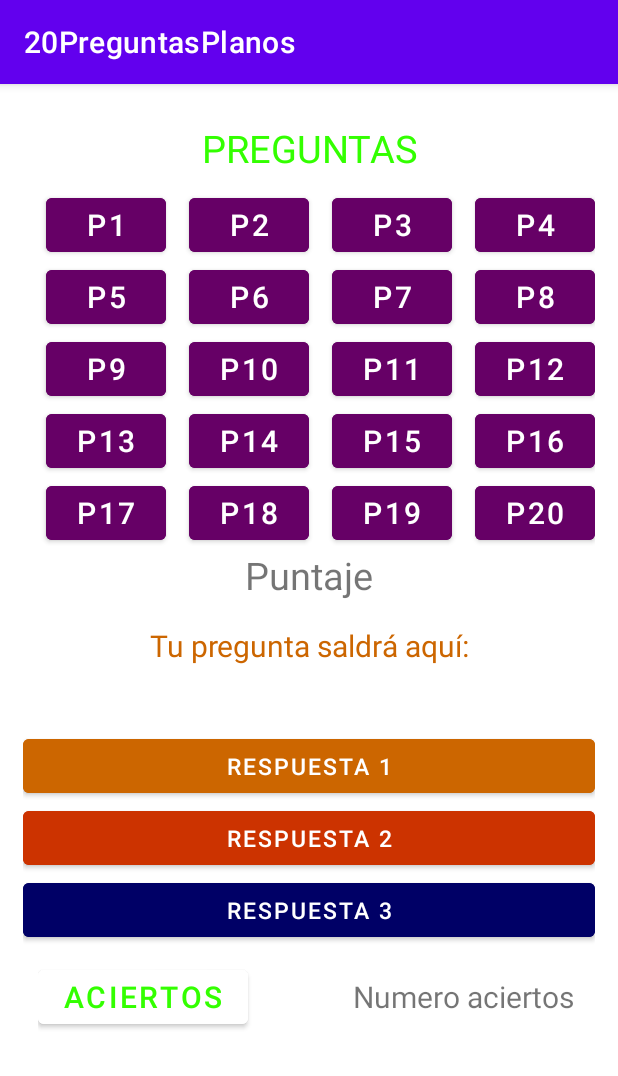
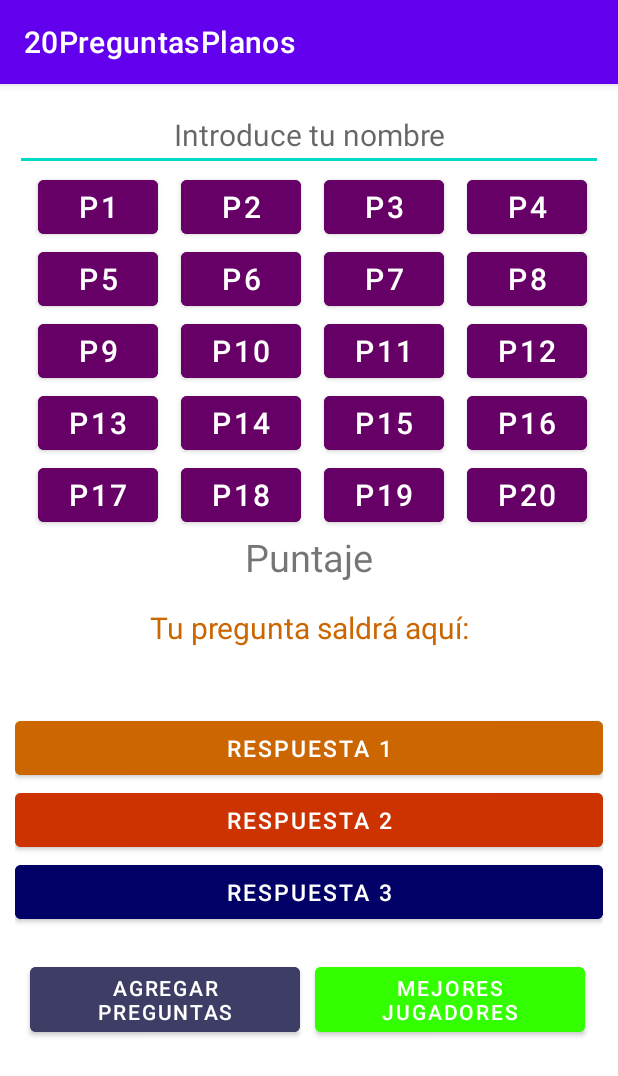
Before and after one commit to juandifs00/Practicas_Android_Studio, an Android app: the screen it shows after launch (MainActivity), on a phone screen of 412 x 824 dp. Shown: the top 1076 px of the screen. Run offline under Robolectric (Android 15) with nearby library versions, the light colour scheme and no system bars.

Commit message:
Creación de pantallas y metodo para crear preguntas

```diff
--- a/20PreguntasPlanos/app/src/main/java/com/example/a20preguntasplanos/MainActivity.java
+++ b/20PreguntasPlanos/app/src/main/java/com/example/a20preguntasplanos/MainActivity.java
@@ -11,15 +11,18 @@ import android.os.Bundle;
 import android.view.ContextThemeWrapper;
 import android.view.View;
 import android.widget.Button;
+import android.widget.EditText;
 import android.widget.TextView;
 
 
 public class MainActivity extends AppCompatActivity {
     Button btnP1, btnP2, btnP3, btnP4, btnP5, btnP6, btnP7,
             btnP8, btnP9, btnP10, btnP11, btnP12, btnP13, btnP14,
-            btnP15, btnP16, btnP17, btnP18, btnP19, btnP20, btnR1, btnR2, btnR3;
+            btnP15, btnP16, btnP17, btnP18, btnP19, btnP20, btnR1, btnR2, btnR3, btnAgregar, btnMJugadores;
 
-    TextView tvPuntaje, tvPreguntas, tvAciertos;
+    TextView tvPuntaje, tvPreguntas;
+
+    EditText etNombre;
 
     int PuntajePregunta, PAcertadas, PuntosTotal;
     String Acertada;
@@ -196,6 +199,22 @@ public class MainActivity extends AppCompatActivity {
                 Habilitar(false);
             }
         });
+
+        btnAgregar.setOnClickListener(new View.OnClickListener() {
+            @Override
+            public void onClick(View view) {
+                Intent AddPreguntas = new Intent(getApplicationContext(), AddPreguntas.class);
+                startActivity(AddPreguntas);
+            }
+        });
+
+        btnMJugadores.setOnClickListener(new View.OnClickListener() {
+            @Override
+            public void onClick(View view) {
+                Intent MJugadores = new Intent(getApplicationContext(), MejoresJugadores.class);
+                startActivity(MJugadores);
+            }
+        });
     }
 
     public void MostrarPregunta(Button NP) {
@@ -206,7 +225,6 @@ public class MainActivity extends AppCompatActivity {
             PuntosTotal += PuntajePregunta;
             PAcertadas += 1;
             tvPuntaje.setText(PuntosTotal + "");
-            tvAciertos.setText(PAcertadas + "");
             Pregunta.setBackgroundTintList(ColorStateList.valueOf(Color.GREEN));
             btnTemp.setBackgroundTintList(ColorStateList.valueOf(Color.GREEN));
             btnTemp.setEnabled(false);
@@ -263,6 +281,8 @@ public class MainActivity extends AppCompatActivity {
 
         tvPuntaje = findViewById(R.id.tvPuntaje);
         tvPreguntas = findViewById(R.id.tvPreguntas);
-        tvAciertos = findViewById(R.id.tvAciertos);
+
+        btnAgregar = findViewById(R.id.btnAgregar);
+        btnMJugadores = findViewById(R.id.btnMJugadores);
     }
 }
--- a/20PreguntasPlanos/app/src/main/res/layout/activity_main.xml
+++ b/20PreguntasPlanos/app/src/main/res/layout/activity_main.xml
@@ -5,18 +5,17 @@
     android:layout_width="match_parent"
     android:layout_height="match_parent"
     android:orientation="vertical"
-    android:padding="15dp"
+    android:padding="10dp"
     tools:context=".MainActivity">
 
-    <TextView
+    <EditText
         android:layout_width="match_parent"
         android:layout_height="wrap_content"
-        android:text="PREGUNTAS"
+        android:hint="Introduce tu nombre"
         android:textAlignment="center"
-        android:textSize="25sp"
-        android:textColor="@color/especial"
-        android:padding="10dp"
-        ></TextView>
+        android:textSize="20sp"
+        android:id="@+id/etNombre">
+    </EditText>
 
     <LinearLayout
         android:layout_width="match_parent"
@@ -273,26 +272,25 @@
     <LinearLayout
         android:layout_width="match_parent"
         android:layout_height="wrap_content"
-        android:padding="10dp">
+        android:layout_marginTop="20dp">
+
         <Button
-            android:layout_width="140dp"
+            android:layout_width="180dp"
             android:layout_height="wrap_content"
-            android:text="Aciertos"
-            android:textSize="20sp"
-            android:textColor="@color/especial"
-            android:backgroundTint="@color/white"
-            android:id="@+id/btnAciertos"
-            android:clickable="false">
+            android:layout_marginStart="10dp"
+            android:text="Agregar preguntas"
+            android:backgroundTint="@color/regresar"
+            android:id="@+id/btnAgregar">
         </Button>
 
-        <TextView
-            android:layout_width="150dp"
+        <Button
+            android:layout_width="180dp"
             android:layout_height="wrap_content"
-            android:text="Numero aciertos"
-            android:textSize="20sp"
-            android:id="@+id/tvAciertos"
-            android:layout_marginStart="70dp">
-        </TextView>
+            android:layout_marginStart="10dp"
+            android:text="Mejores jugadores"
+            android:backgroundTint="@color/especial"
+            android:id="@+id/btnMJugadores">
+        </Button>
 
     </LinearLayout>
 
```
Also changed, not shown: 20PreguntasPlanos/app/src/main/AndroidManifest.xml (+14 -0 lines), 20PreguntasPlanos/app/src/main/java/com/example/a20preguntasplanos/AddPreguntas.java (added, +68 -0 lines), 20PreguntasPlanos/app/src/main/java/com/example/a20preguntasplanos/MejoresJugadores.java (added, +14 -0 lines), 20PreguntasPlanos/app/src/main/java/com/example/a20preguntasplanos/Preguntas.java (added, +57 -0 lines), 20PreguntasPlanos/app/src/main/res/layout/activity_add_preguntas.xml (added, +95 -0 lines), 20PreguntasPlanos/app/src/main/res/layout/activity_mejores_jugadores.xml (added, +30 -0 lines).
